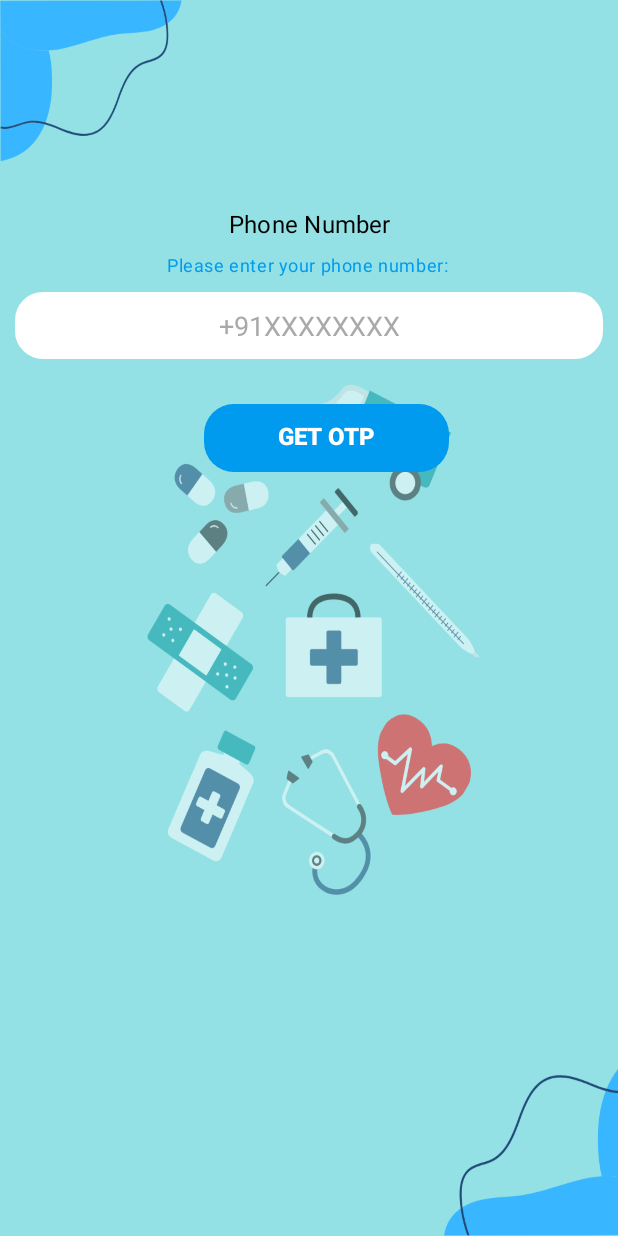
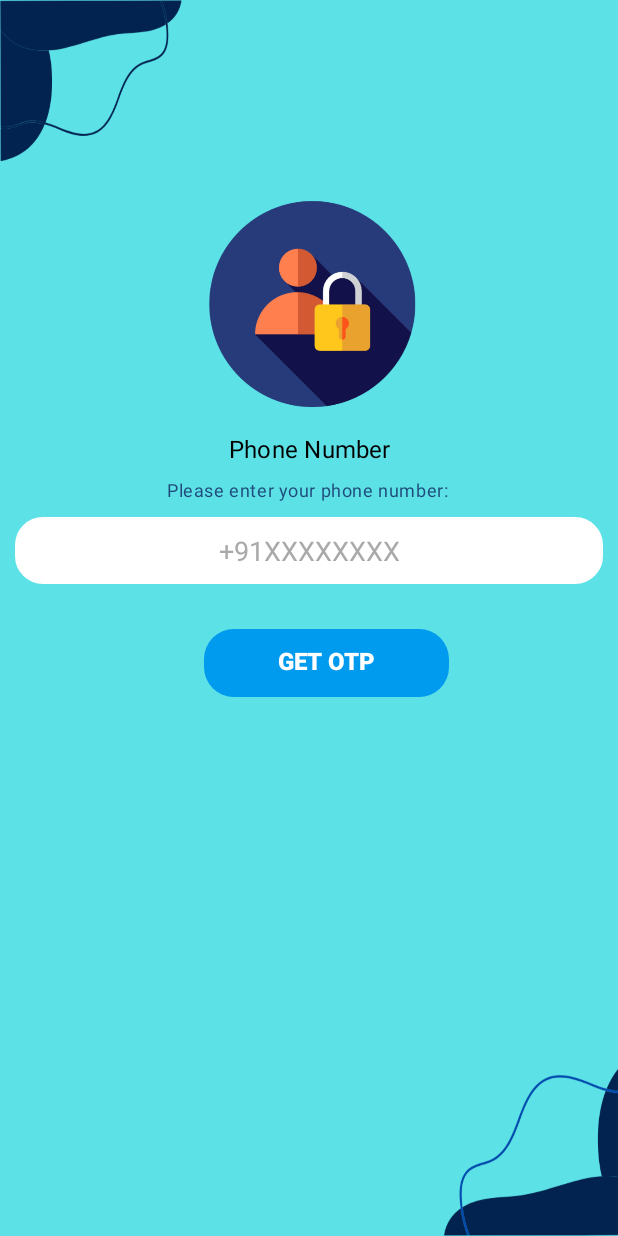
Before and after one commit to sanskriti-2811/ASJ_Team2, an Android app: the screen it shows after launch (MainActivity), on a phone screen of 412 x 824 dp. Run offline under Robolectric (Android 15) with nearby library versions, the phone set to English and light mode, and no system bars; our stand-ins replace Firebase (no records; nobody signed in at launch, a user with empty details on screens opened directly).

Commit message:
Improved UI

```diff
--- a/app/src/main/res/drawable/searchview_bg.xml
+++ b/app/src/main/res/drawable/searchview_bg.xml
@@ -5,6 +5,6 @@
     <corners
         android:radius="16dp"/>
     <stroke
-        android:color="#009AEE"
+        android:color="#ffffff"
         android:width="4dp"/>
 </shape>
--- a/app/src/main/res/layout/activity_main.xml
+++ b/app/src/main/res/layout/activity_main.xml
@@ -6,7 +6,7 @@
     android:padding="10dp"
     android:layout_width="match_parent"
     android:layout_height="match_parent"
-    android:background="@drawable/secondbg"
+    android:background="@drawable/background"
     tools:context=".MainActivity">
 
     <LinearLayout
@@ -16,18 +16,23 @@
         android:layout_marginTop="20dp"
         android:orientation="vertical" >
 
-
+        <ImageView
+            android:id="@+id/logo"
+            android:layout_gravity="center_horizontal"
+            android:layout_marginTop="100dp"
+            android:layout_width="368dp"
+            android:layout_height="150dp"
+            android:src="@drawable/login" />
 
         <TextView
             style="@style/TextAppearance.MaterialComponents.Subtitle1"
             android:layout_width="match_parent"
             android:layout_height="wrap_content"
-        android:layout_marginTop="100dp"
+            android:layout_marginTop="0dp"
             android:padding="8dp"
             android:text="Phone Number"
             android:textAlignment="center"
-        android:textColor="@color/black"
-         />
+            android:textColor="@color/black" />
 
         <TextView
         style="@style/TextAppearance.MaterialComponents.Caption"
@@ -35,7 +40,7 @@
         android:layout_height="wrap_content"
         android:text="Please enter your phone number: "
         android:textAlignment="center"
-        android:textColor="@color/blue" />
+        android:textColor="@color/darkblue" />
 
     <EditText
         android:id="@+id/phoneEt"
@@ -76,6 +81,7 @@
 
     </LinearLayout>
 
+
     </LinearLayout>
 
 <!---222-->
@@ -87,13 +93,19 @@
         android:layout_marginTop="20dp"
         android:orientation="vertical" >
 
-
+        <ImageView
+            android:id="@+id/otp"
+            android:layout_gravity="center_horizontal"
+            android:layout_marginTop="100dp"
+            android:layout_width="368dp"
+            android:layout_height="150dp"
+            android:src="@drawable/otp" />
 
     <TextView
         style="@style/TextAppearance.MaterialComponents.Subtitle1"
         android:layout_width="match_parent"
         android:layout_height="wrap_content"
-        android:layout_marginTop="100dp"
+        android:layout_marginTop="0dp"
         android:padding="8dp"
         android:text="Verification Code"
         android:textAlignment="center"
@@ -130,7 +142,7 @@
         android:padding="5dp"
         android:textAlignment="center"
         android:text="@string/did_t_get_otp_resend"
-        android:textColor="@color/black" />
+        android:textColor="@color/darkblue" />
 
 
     <LinearLayout
```
Also changed, not shown: app/src/main/java/com/example/medicalapp/MainActivity.kt (+13 -3 lines), app/src/main/res/layout/activity_bio_medical_waste_audit.xml (+11 -7 lines), app/src/main/res/layout/activity_wards_page.xml (+16 -3 lines), app/src/main/res/drawable/background.png (added), app/src/main/res/drawable/login.png (added), app/src/main/res/drawable/logo.png (added), app/src/main/res/drawable/otp.png (added). Lines whose indentation alone changed are shown as unchanged.
